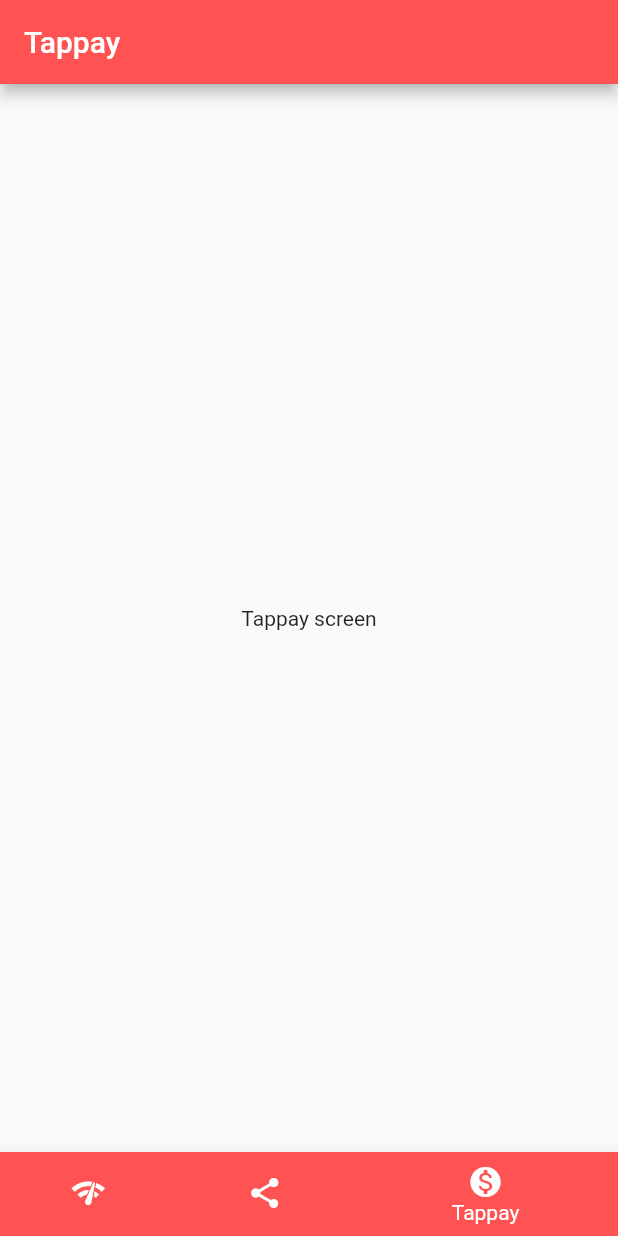
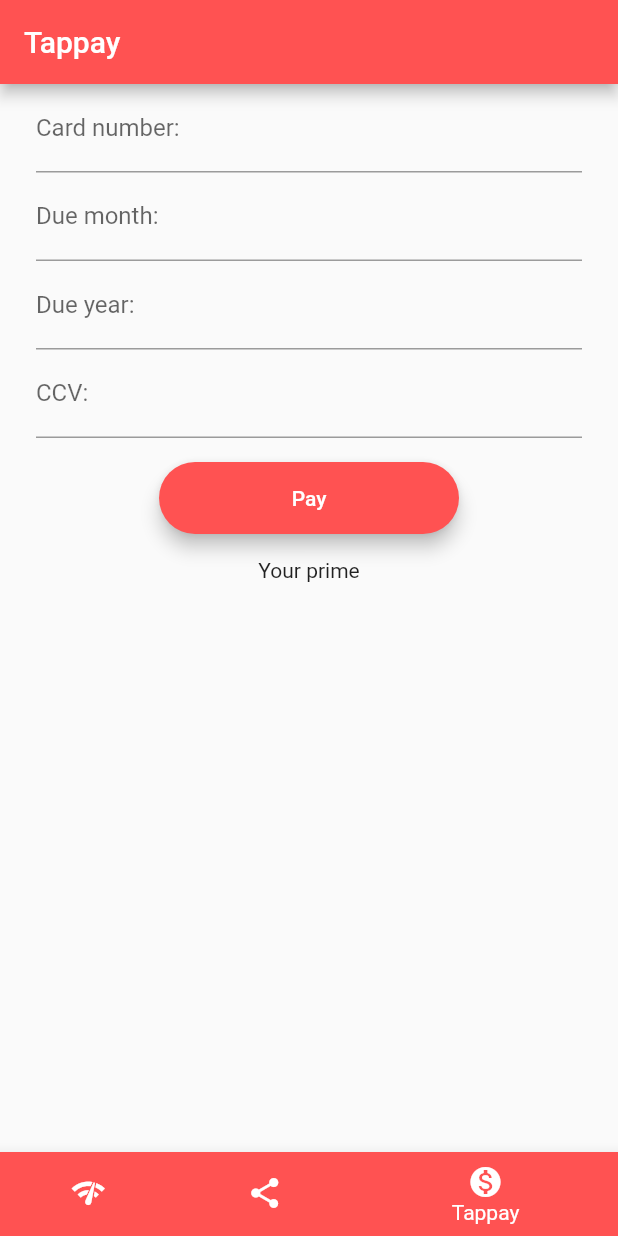
Before and after one commit to TungWang/tung-flutter-framework, a Flutter app: the screen it shows after launch, item 3 of the bottom bar chosen, on a phone screen of 412 x 824 dp. Run offline on Flutter 3.47's test engine with Material 2 defaults, Android fonts, the phone set to English and light mode, and no system bars; our stand-ins replace share; missing offline and left inert: tappayflutterplugin; network calls fail.

Commit message:
Update: 新增Tappay功能

```diff
--- a/lib/screens/tappay_screen.dart
+++ b/lib/screens/tappay_screen.dart
@@ -1,4 +1,8 @@
 import 'package:flutter/material.dart';
+//import 'package:tappayflutter/tappayflutter.dart';
+import 'package:tappayflutterplugin/tappayflutterplugin.dart';
+import 'package:tungflutterframework/widgets/rounded_button.dart';
+import 'package:tungflutterframework/widgets/tappay_textfield.dart';
 
 class TappayScreen extends StatefulWidget {
   @override
@@ -6,19 +10,69 @@ class TappayScreen extends StatefulWidget {
 }
 
 class _TappayScreenState extends State<TappayScreen> {
+  String cardNumber;
+  String dueMonth;
+  String dueYear;
+  String ccv;
+  String prime = 'Your prime';
 
   @override
   Widget build(BuildContext context) {
     return MaterialApp(
       color: Colors.white,
       home: Scaffold(
+        resizeToAvoidBottomPadding: false,
         appBar: AppBar(
           backgroundColor: Colors.redAccent,
           title: Text('Tappay'),
         ),
-        body: Container(
-          child: Center(
-            child: Text('Tappay screen'),
+        body: Padding(
+          padding: EdgeInsets.symmetric(horizontal: 24.0),
+          child: SingleChildScrollView(
+            child: Column(
+              mainAxisAlignment: MainAxisAlignment.center,
+              children: <Widget>[
+                TappayTextField(
+                  labelText: 'Card number:',
+                  hintText: 'Enter your card number',
+                  onChanged: (value) {
+                    cardNumber = value;
+                  },
+                ),
+                TappayTextField(
+                  labelText: 'Due month:',
+                  hintText: 'Enter your card due month',
+                  onChanged: (value) {
+                    dueMonth = value;
+                  },
+                ),
+                TappayTextField(
+                  labelText: 'Due year:',
+                  hintText: 'Enter your card due year',
+                  onChanged: (value) {
+                    dueYear = value;
+                  },
+                ),
+                TappayTextField(
+                  labelText: 'CCV:',
+                  hintText: 'Enter your card ccv',
+                  onChanged: (value) {
+                    ccv = value;
+                  },
+                ),
+                RoundedButton(
+                  color: Colors.redAccent,
+                  title: 'Pay',
+                  onPressed: () async {
+                    String tappayPrime = await Tappayflutterplugin.setupTappay(11884, 'app_TvsahPGQDNK4k9YD3Vwrl7bEgpr4lDQXqm6AOusFKHS4eUvylQ8soAXSdjX8', 'sandBox', cardNumber, dueMonth, dueYear, ccv);
+                    setState(() {
+                      prime = tappayPrime;
+                    });
+                  },
+                ),
+                Text(prime),
+              ],
+            ),
           ),
         ),
       ),
--- /dev/null
+++ b/lib/widgets/tappay_textfield.dart
@@ -0,0 +1,27 @@
+import 'package:flutter/material.dart';
+
+class TappayTextField extends StatelessWidget {
+
+  TappayTextField({this.labelText, this.hintText, this.onChanged});
+
+  final String labelText;
+  final String hintText;
+  final Function(String) onChanged;
+
+  @override
+  Widget build(BuildContext context) {
+    return Theme(
+      data: ThemeData(
+        primaryColor: Colors.redAccent,
+      ),
+      child: TextField(
+        onChanged: onChanged,
+        decoration: InputDecoration(
+          labelText: labelText,
+          hintText: hintText,
+        ),
+        maxLines: 1,
+      ),
+    );
+  }
+}
```
Also changed, not shown: pubspec.yaml (+1 -51 lines), pubspec.lock, 9 other files.
